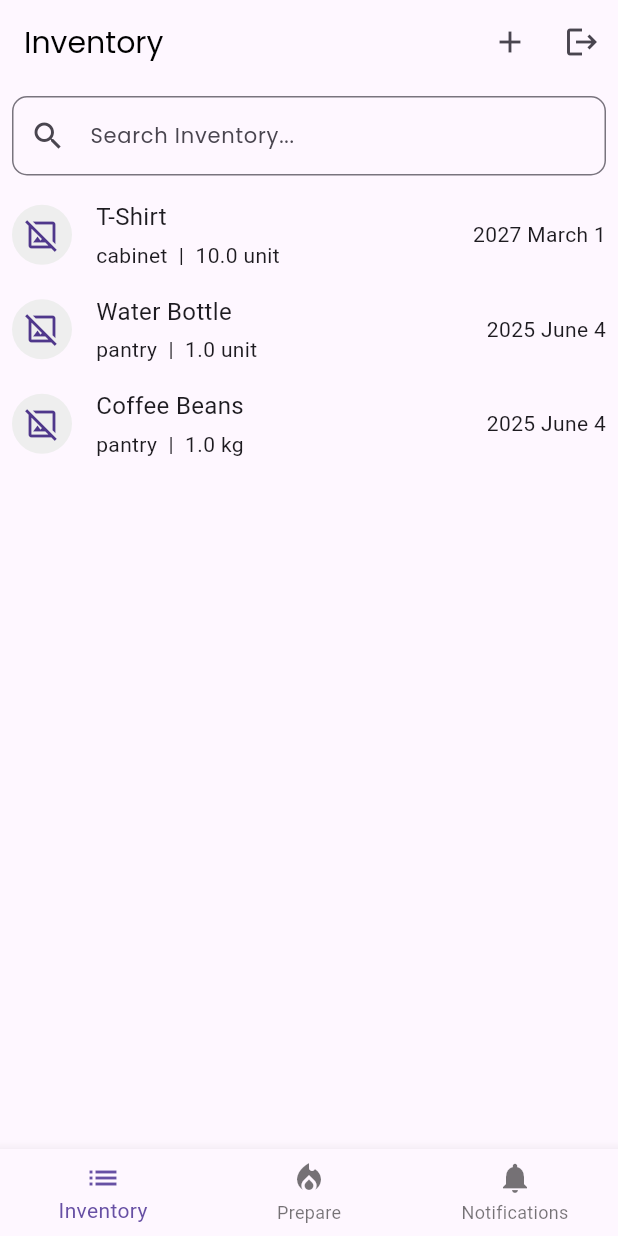
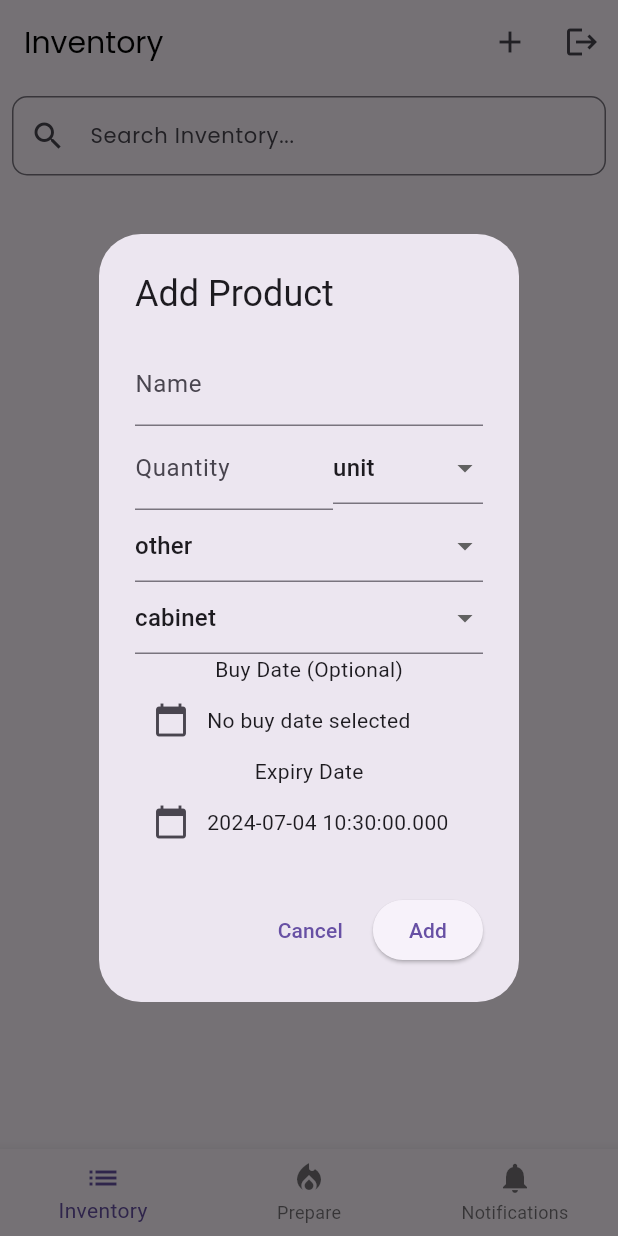
Before and after one commit to BojanaMarojevikj/ExpiRemind, a Flutter app: the screen it shows once a user with an empty profile is signed in, after a tap on the "add" icon, on a phone screen of 412 x 824 dp. Run offline on Flutter 3.47's test engine with Material 3 defaults, Android fonts, the phone set to English and light mode, and no system bars; our stand-ins replace cloud_firestore, firebase_auth, firebase_core, google_fonts; accounts and stored records are empty; generated files the repository leaves out were written again.

Commit message:
add product

```diff
--- a/lib/domain/models/product.dart
+++ b/lib/domain/models/product.dart
@@ -1,8 +1,10 @@
+import 'package:cloud_firestore/cloud_firestore.dart';
 import 'package:expiremind/domain/enums/product_category.dart';
 import 'package:expiremind/domain/enums/storage_location.dart';
 import 'package:expiremind/domain/enums/unit.dart';
 
 class Product {
+  final String id;
   final String? image;
   final String name;
   final double quantity;
@@ -11,8 +13,10 @@ class Product {
   final StorageLocation storage;
   final DateTime? buyDate;
   final DateTime expiryDate;
+  final String userId;
 
   Product({
+    required this.id,
     required this.name,
     required this.quantity,
     required this.unit,
@@ -21,5 +25,31 @@ class Product {
     required this.expiryDate,
     this.image,
     this.buyDate,
+    required this.userId,
   });
+
+  factory Product.fromSnapshot(DocumentSnapshot<Map<String, dynamic>> snapshot) {
+    return Product(
+      id: snapshot.id,
+      name: snapshot.get('name') as String,
+      quantity: snapshot.get('quantity')! as double,
+      unit: unitFromString(snapshot.get('unit')),
+      category: categoryFromString(snapshot.get('category')),
+      storage: storageFromString(snapshot.get('storage')),
+      expiryDate: DateTime.parse(snapshot.get('expiryDate')),
+      userId: snapshot.get('userId') as String,
+    );
+  }
 }
+
+Unit unitFromString(String unit) {
+  return Unit.values.firstWhere((e) => e.toString().split('.').last == unit);
+}
+
+Category categoryFromString(String category) {
+  return Category.values.firstWhere((e) => e.toString().split('.').last == category);
+}
+
+StorageLocation storageFromString(String storage) {
+  return StorageLocation.values.firstWhere((e) => e.toString().split('.').last == storage);
+}
--- a/lib/presentation/screens/inventory_screen.dart
+++ b/lib/presentation/screens/inventory_screen.dart
@@ -1,3 +1,4 @@
+import 'package:cloud_firestore/cloud_firestore.dart';
 import 'package:expiremind/domain/models/product.dart';
 import 'package:firebase_auth/firebase_auth.dart';
 import 'package:flutter/material.dart';
@@ -5,39 +6,41 @@ import 'package:google_fonts/google_fonts.dart';
 import '../../domain/enums/product_category.dart';
 import '../../domain/enums/storage_location.dart';
 import '../../domain/enums/unit.dart';
+import '../widgets/add_product_form.dart';
 import '../widgets/inventory_item_widget.dart';
 import 'login_screen.dart';
 
+class InventoryScreen extends StatefulWidget {
+  const InventoryScreen({super.key});
 
-class InventoryScreen extends StatelessWidget {
-  final List<Product> products = [
-    Product(
-      name: 'T-Shirt',
-      quantity: 10,
-      unit: Unit.unit,
-      category: Category.other,
-      storage: StorageLocation.cabinet,
-      expiryDate: DateTime.now().add(const Duration(days: 1000)),
-    ),
-    Product(
-      name: 'Water Bottle',
-      quantity: 1,
-      unit: Unit.unit,
-      category: Category.food,
-      storage: StorageLocation.pantry,
-      expiryDate: DateTime.now().add(const Duration(days: 365)),
-    ),
-    Product(
-      name: 'Coffee Beans',
-      quantity: 1,
-      unit: Unit.kg,
-      category: Category.food,
-      storage: StorageLocation.pantry,
-      expiryDate: DateTime.now().add(const Duration(days: 365)),
-    ),
-  ];
+  @override
+  State<InventoryScreen> createState() => _InventoryScreenState();
+}
+class _InventoryScreenState extends State<InventoryScreen> {
+  List<Product> _productList = []; // Initialize empty product list
+  String? _highlightedProductId; // Optional variable for highlighting
 
-  InventoryScreen({super.key});
+  @override
+  void initState() {
+    super.initState();
+    _updateProductList(); // Fetch products on screen initialization
+  }
+
+  void _updateProductList() async {
+    // Get a reference to the Firestore collection
+    final collection = FirebaseFirestore.instance.collection('products');
+
+    // Query products for the current user
+    final querySnapshot = await collection
+        .where('userId', isEqualTo: FirebaseAuth.instance.currentUser!.uid)
+        .get();
+
+    // Update product list state (replace with your state management solution)
+    setState(() {
+      _productList =
+          querySnapshot.docs.map((doc) => Product.fromSnapshot(doc)).toList();
+    });
+  }
 
   @override
   Widget build(BuildContext context) {
@@ -51,8 +54,26 @@ class InventoryScreen extends StatelessWidget {
         actions: [
           IconButton(
             icon: const Icon(Icons.add),
-            onPressed: () {
-              // Implement functionality to add a new product (later)
+            onPressed: () async {
+              // Get the added product from the form
+              final product = await showDialog<Product>(
+                context: context,
+                builder: (context) => AddProductForm(),
+              );
+
+              // Check if product is not null (user might cancel the form)
+              if (product != null) {
+                // Update product list in InventoryScreen
+                // (You'll need to implement this logic based on your data fetching approach)
+                _updateProductList(); // Example function call (replace with your implementation)
+
+                // Show success message (optional)
+                ScaffoldMessenger.of(context).showSnackBar(
+                  SnackBar(
+                    content: Text('Product added successfully!'),
+                  ),
+                );
+              }
             },
           ),
           IconButton(
@@ -88,9 +109,9 @@ class InventoryScreen extends StatelessWidget {
           ),
           Expanded(
             child: ListView.builder(
-              itemCount: products.length,
+              itemCount: _productList.length, // Use _productList state
               itemBuilder: (context, index) {
-                final product = products[index];
+                final product = _productList[index];
                 return InventoryItemWidget(product: product);
               },
             ),
--- /dev/null
+++ b/lib/presentation/widgets/add_product_form.dart
@@ -0,0 +1,230 @@
+import 'package:cloud_firestore/cloud_firestore.dart';
+import 'package:firebase_auth/firebase_auth.dart';
+import 'package:flutter/material.dart';
+import 'package:firebase_core/firebase_core.dart';
+import 'package:uuid/uuid.dart';
+
+import '../../domain/enums/product_category.dart';
+import '../../domain/enums/storage_location.dart';
+import '../../domain/enums/unit.dart';
+import '../../domain/models/product.dart';
+
+class AddProductForm extends StatefulWidget {
+  @override
+  _AddProductFormState createState() => _AddProductFormState();
+}
+
+class _AddProductFormState extends State<AddProductForm> {
+  final _formKey = GlobalKey<FormState>();
+
+  final _nameController = TextEditingController();
+  final _quantityController = TextEditingController();
+  Unit _unit = Unit.unit;
+  Category _category = Category.other;
+  StorageLocation _storage = StorageLocation.cabinet;
+  DateTime? _buyDate; // Nullable DateTime for optional buy date
+  DateTime _expiryDate = DateTime.now().add(const Duration(days: 30));
+
+  @override
+  void initState() {
+    super.initState();
+  }
+
+  @override
+  void dispose() {
+    _nameController.dispose();
+    _quantityController.dispose();
+    super.dispose();
+  }
+
+  // Form field and validation logic here (omitted for brevity)
+
+  Future<void> _addProduct() async {
+    if (_formKey.currentState!.validate()) {
+      // Use the values from the controllers
+      final name = _nameController.text;
+      final quantity = double.parse(_quantityController.text);
+
+      final product = Product(
+        id: Uuid().v4(),
+        name: name,
+        // Use the name from the controller
+        quantity: quantity,
+        // Use the quantity from the controller
+        unit: _unit,
+        category: _category,
+        storage: _storage,
+        expiryDate: _expiryDate,
+        userId: FirebaseAuth.instance.currentUser!.uid,
+      );
+
+      // Add product to Firestore
+      await _addProductToFirestore(product);
+
+      Navigator.of(context).pop(product);
+    }
+  }
+
+  Future<void> _addProductToFirestore(Product product) async {
+    await Firebase.initializeApp();
+
+    final collection = FirebaseFirestore.instance.collection('products');
+
+    await collection.add({
+      'id': product.id,
+      'name': product.name,
+      'quantity': product.quantity,
+      'unit': product.unit.name,
+      'category': product.category.name,
+      'storage': product.storage.name,
+      'expiryDate': product.expiryDate.toIso8601String(),
+      'userId': FirebaseAuth.instance.currentUser!.uid,
+    });
+  }
+
+  @override
+  Widget build(BuildContext context) {
+    return AlertDialog(
+      title: Text('Add Product'),
+      content: Form(
+        key: _formKey,
+        child: SingleChildScrollView(
+          child: Column(
+            children: [
+              TextFormField(
+                key: ValueKey('nameInput'),
+                decoration: InputDecoration(labelText: 'Name'),
+                validator: (value) {
+                  if (value == null || value.isEmpty) {
+                    return 'Please enter a product name.';
+                  }
+                  return null;
+                },
+                controller: _nameController,
+              ),
+
+              Row(
+                children: [
+                  Flexible(
+                    child: TextFormField(
+                      key: ValueKey('quantityInput'),
+                      decoration: InputDecoration(labelText: 'Quantity'),
+                      keyboardType: TextInputType.number,
+                      validator: (value) {
+                        if (value == null || value.isEmpty) {
+                          return 'Please enter a quantity.';
+                        } else if (double.tryParse(value) == null) {
+                          return 'Please enter a valid quantity.';
+                        }
+                        return null;
+                      },
+                      controller: _quantityController,
+                    ),
+                  ),
+                  SizedBox(
+                    width: 100.0,
+                    child: DropdownButtonFormField<Unit>(
+                      value: _unit,
+                      items: Unit.values
+                          .map((unit) => DropdownMenuItem(
+                                value: unit,
+                                child: Text(unit.name),
+                              ))
+                          .toList(),
+                      onChanged: (unit) => setState(() => _unit = unit!),
+                      validator: (value) =>
+                          value == null ? 'Please select a unit.' : null,
+                    ),
+                  )
+                ],
+              ),
+
+              DropdownButtonFormField<Category>(
+                value: _category, // Set initial category
+                items: Category.values
+                    .map((category) => DropdownMenuItem(
+                          value: category,
+                          child: Text(category.name),
+                        ))
+                    .toList(),
+                onChanged: (category) => setState(() => _category = category!),
+                validator: (value) =>
+                    value == null ? 'Please select a category.' : null,
+              ),
+
+              // Storage location dropdown
+              DropdownButtonFormField<StorageLocation>(
+                value: _storage, // Set initial storage location
+                items: StorageLocation.values
+                    .map((storage) => DropdownMenuItem(
+                          value: storage,
+                          child: Text(storage.name),
+                        ))
+                    .toList(),
+                onChanged: (storage) => setState(() => _storage = storage!),
+                validator: (value) =>
+                    value == null ? 'Please select a storage location.' : null,
+              ),
+
+              // Optional buy date picker
+              // You might need to install a date picker package for this
+              Text('Buy Date (Optional)'),
+              Row(
+                children: [
+                  IconButton(
+                    icon: Icon(Icons.calendar_today),
+                    onPressed: () async {
+                      final pickedDate = await showDatePicker(
+                        context: context,
+                        initialDate: _buyDate ?? DateTime.now(),
+                        firstDate: DateTime(2015, 8),
+                        lastDate: DateTime.now(),
+                      );
+                      if (pickedDate != null) {
+                        setState(() => _buyDate = pickedDate);
+                      }
+                    },
+                  ),
+                  Text(_buyDate?.toString() ?? 'No buy date selected'),
+                ],
+              ),
+
+              // Expiry date picker
+              Text('Expiry Date'),
+              Row(
+                children: [
+                  IconButton(
+                    icon: Icon(Icons.calendar_today),
+                    onPressed: () async {
+                      final pickedDate = await showDatePicker(
+                        context: context,
+                        initialDate: _expiryDate,
+                        firstDate: DateTime.now(),
+                        lastDate: DateTime.now().add(const Duration(
+                            days: 365 * 10)), // Allow future dates for a year
+                      );
+                      if (pickedDate != null) {
+                        setState(() => _expiryDate = pickedDate);
+                      }
+                    },
+                  ),
+                  Text(_expiryDate?.toString() ?? 'No expiry date selected'),
+                ],
+              ),
+            ],
+          ),
+        ),
+      ),
+      actions: [
+        TextButton(
+          onPressed: () => Navigator.of(context).pop(),
+          child: Text('Cancel'),
+        ),
+        ElevatedButton(
+          onPressed: _addProduct,
+          child: Text('Add'),
+        ),
+      ],
+    );
+  }
+}
--- a/pubspec.yaml
+++ b/pubspec.yaml
@@ -41,6 +41,7 @@ dependencies:
   firebase_auth: ^4.20.0
   intl: ^0.19.0
   google_fonts: ^6.2.1
+  uuid: ^4.4.0
 
 dev_dependencies:
   flutter_test:
```
Also changed, not shown: pubspec.lock.
